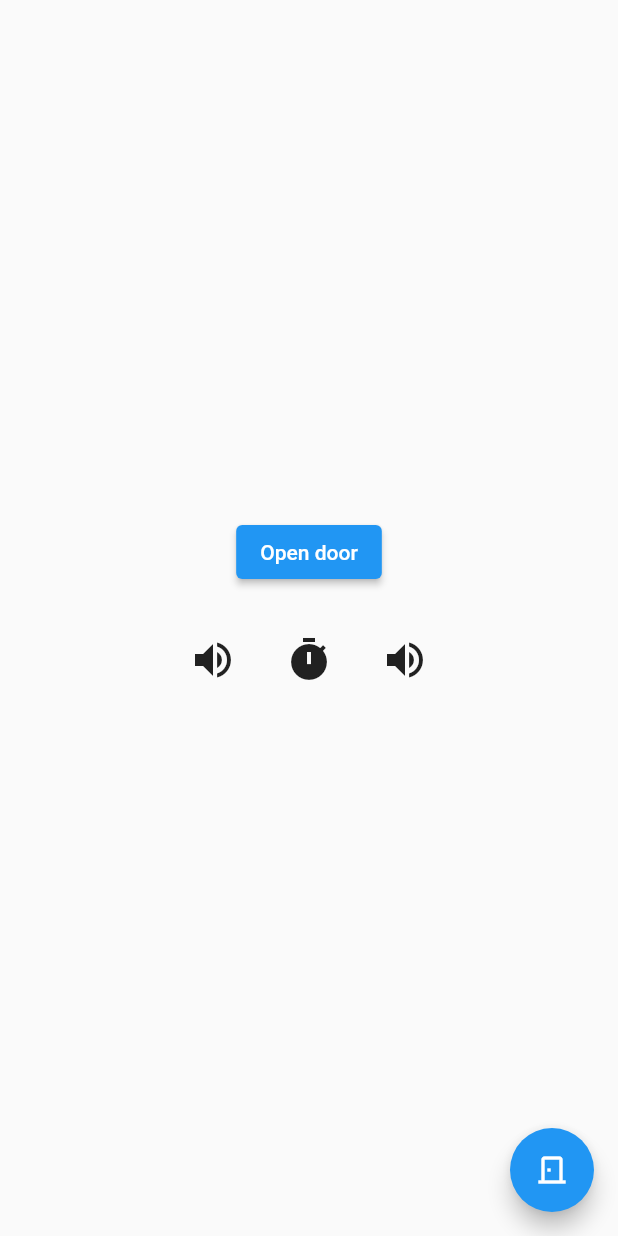
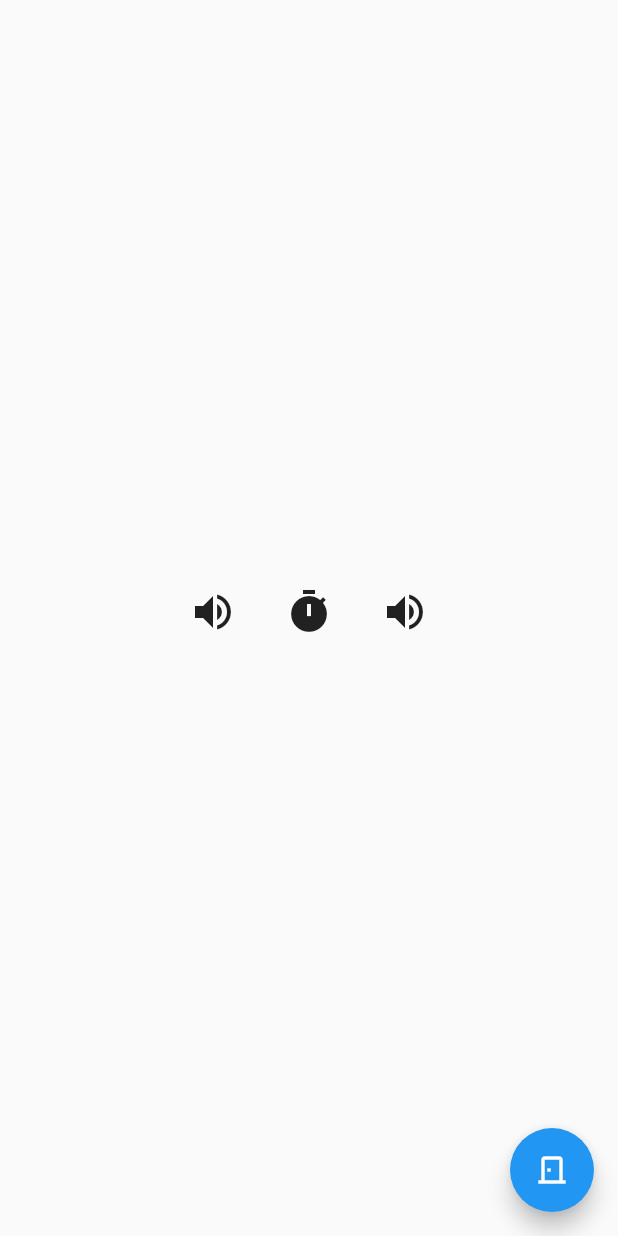
Before and after one commit to Marc-R2/esp_doorbuzzer_app, a Flutter app: the screen it shows after launch, on a phone screen of 412 x 824 dp. Run offline on Flutter 3.47's test engine with Material 2 defaults, Android fonts, the phone set to English and light mode, and no system bars; missing offline and left inert: com_flutter_client; network calls fail.

Commit message:
feat(OpenInfo): Add open door functionality and state icons with animation in open_info.dart
feat(StateIcon): Refactor state_icon.dart to use ClipRRect and fix formatting issues

```diff
--- a/lib/esp_controller.dart
+++ b/lib/esp_controller.dart
@@ -30,8 +30,15 @@ class EspController {
 
   final state = GlobalData.withoutKey(value: BuzzerState.unknown);
 
-  Map<String, String> get headers =>
-      {'Authorization': 'Basic ${base64Encode(utf8.encode('admin:admin'))}'};
+  Map<String, String> get headers => {
+        'Authorization': 'Basic ${base64Encode(utf8.encode('admin:admin'))}',
+        // Allow CORS
+        'Access-Control-Allow-Origin': '*',
+        // Allow all methods
+        'Access-Control-Allow-Methods': 'GET, POST, PUT, DELETE, OPTIONS',
+        // Allow all headers
+        'Access-Control-Allow-Headers': '*',
+      };
 
   Future<void> requestPost(String path) async {
     await http.post(
--- a/lib/open_info.dart
+++ b/lib/open_info.dart
@@ -24,18 +24,18 @@ class OpenInfo extends StatelessWidget {
             return const Text('Buzzer is in unknown state');
           }
           const size = 64.0;
+
+          final show =
+              state == BuzzerState.finished || state == BuzzerState.idle;
+
           return IgnorePointer(
             ignoring: state != BuzzerState.idle,
-            child: Column(
-              mainAxisAlignment: MainAxisAlignment.center,
-              children: [
-                ElevatedButton(
-                  onPressed: esp.openDoor,
-                  child: const Text('Open door'),
-                ),
-                const SizedBox(height: 16),
-                // Row with icons for the states and a animated positioned in stack to show the current state
-                SizedBox(
+            child: InkWell(
+              onTap: () {
+                if (state == BuzzerState.idle) esp.openDoor();
+              },
+              child: Center(
+                child: SizedBox(
                   height: size + size / 8,
                   width: size * 3,
                   child: Stack(
@@ -55,13 +55,26 @@ class OpenInfo extends StatelessWidget {
                         child: SizedBox(
                           height: size,
                           width: size,
-                          child: AnimatedContainer(
+                          child: AnimatedOpacity(
                             duration: const Duration(milliseconds: 256),
-                            margin: const EdgeInsets.all(4),
-                            color: state == BuzzerState.finished ||
-                                    state == BuzzerState.idle
-                                ? Colors.transparent
-                                : Colors.blue.withOpacity(0.5),
+                            curve: Curves.easeInOut,
+                            opacity: show ? 0 : 1,
+                            child: Container(
+                              margin: const EdgeInsets.all(4),
+                              decoration: BoxDecoration(
+                                borderRadius: BorderRadius.circular(8),
+                                color: Colors.blue.shade100,
+                                // drop shadow
+                                boxShadow: [
+                                  BoxShadow(
+                                    color: Colors.black.withOpacity(0.2),
+                                    spreadRadius: 1,
+                                    blurRadius: 2,
+                                    offset: const Offset(0, 1),
+                                  ),
+                                ],
+                              ),
+                            ),
                           ),
                         ),
                       ),
@@ -87,7 +100,7 @@ class OpenInfo extends StatelessWidget {
                     ],
                   ),
                 ),
-              ],
+              ),
             ),
           );
         },
--- a/lib/state_icon.dart
+++ b/lib/state_icon.dart
@@ -35,6 +35,8 @@ class StateIcon extends StatelessWidget {
       width: size,
       child: Padding(
         padding: const EdgeInsets.all(4.0),
+        child: ClipRRect(
+          borderRadius: BorderRadius.circular(8),
           child: Column(
             mainAxisSize: MainAxisSize.min,
             children: [
@@ -68,6 +70,7 @@ class StateIcon extends StatelessWidget {
             ],
           ),
         ),
+      ),
     );
   }
 }
```
Lines whose indentation alone changed are shown as unchanged.
